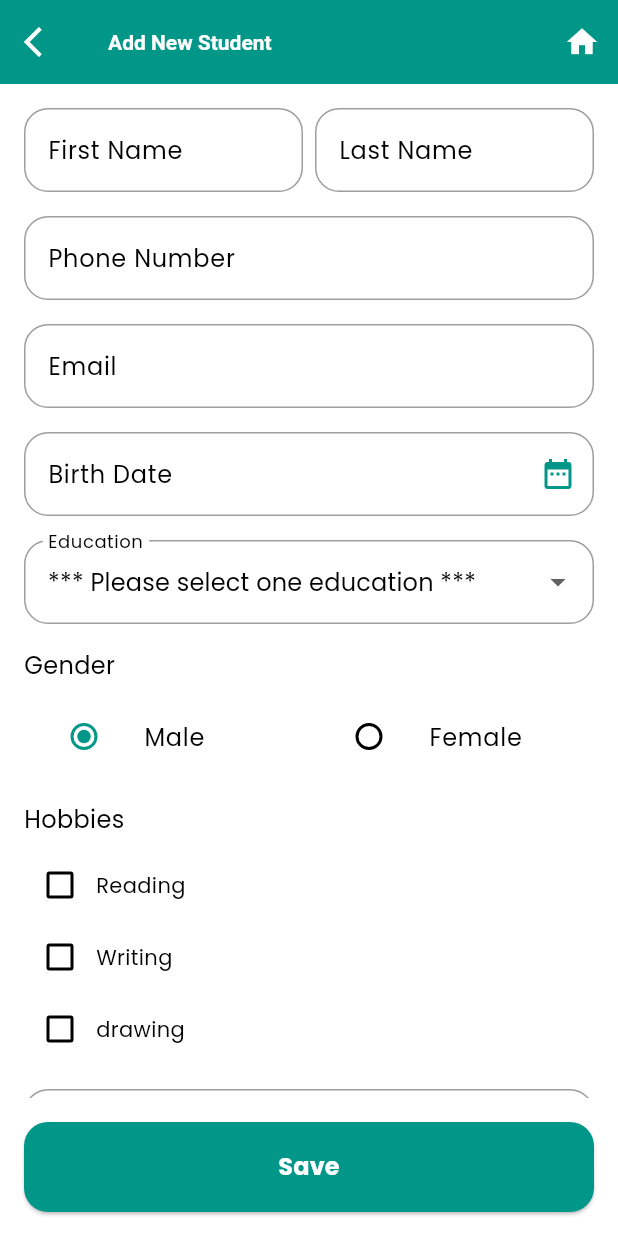
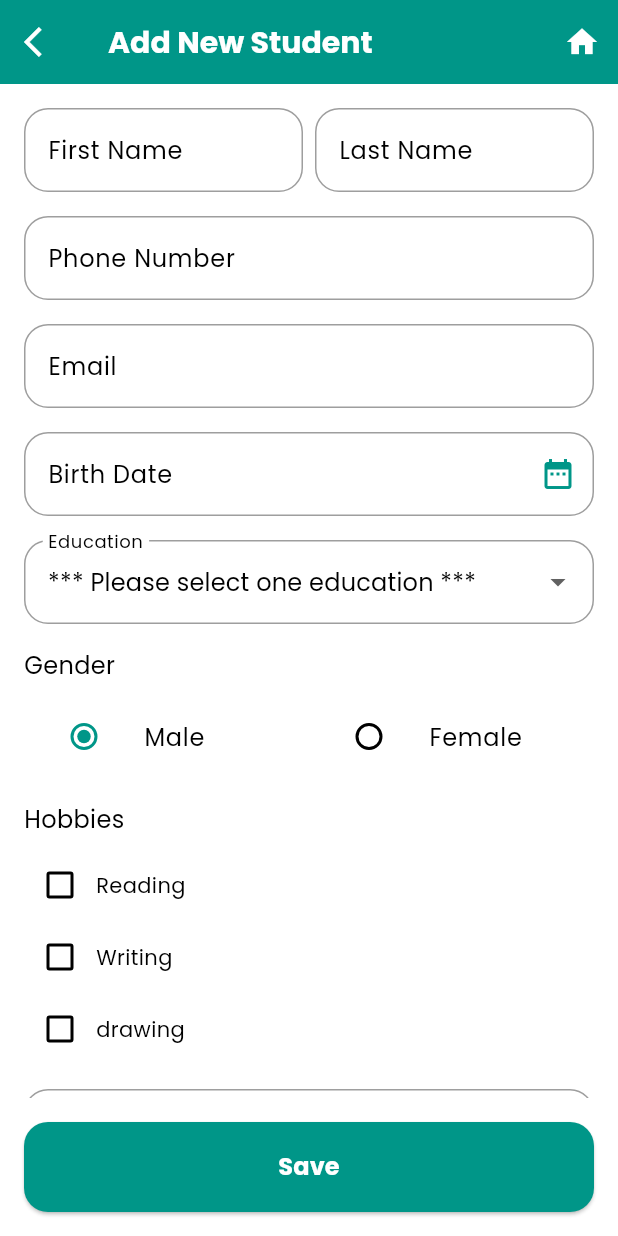
Before and after one commit to dikawardaniTrainer/sekolahku-flutter, a Flutter app: the StudentFormPage screen opened by its route, on a phone screen of 412 x 824 dp. Run offline on Flutter 3.47's test engine with Material 3 defaults, Android fonts, the phone set to English and light mode, and no system bars; our stand-ins replace flutter_native_splash, flutter_slidable, font_awesome_flutter, hexcolor, shared_preferences, sprintf and 1 more; missing offline and left inert: android_intent_plus; accounts and stored records are empty.

Commit message:
Fix things

```diff
--- a/lib/resources/theme_res.dart
+++ b/lib/resources/theme_res.dart
@@ -8,7 +8,7 @@ class ThemeRes {
   static const _iconTheme = IconThemeData(color: ColorRes.tealMat);
   static const _appBarTheme = AppBarTheme(
       color: ColorRes.tealMat,
-      titleTextStyle: TextStyle(color: ColorRes.white, fontWeight: FontWeight.bold),
+      titleTextStyle: TextStyle(color: ColorRes.white, fontWeight: FontWeight.bold, fontSize: DimenRes.size_20, fontFamily: FontRes.poppins),
       iconTheme: IconThemeData(color: ColorRes.white)
   );
   static final _inputBorderRadius = BorderRadius.circular(DimenRes.size_16);
@@ -29,6 +29,7 @@ class ThemeRes {
       appBarTheme: _appBarTheme,
       iconTheme: _iconTheme,
       inputDecorationTheme: _inputDecor,
+      dividerTheme: const DividerThemeData(color: ColorRes.tealMat),
       dividerColor: ColorRes.tealMat,
       colorScheme: ColorScheme.fromSwatch(
           backgroundColor: _bgColor(darkMode),
--- a/lib/widgets/input_date_field.dart
+++ b/lib/widgets/input_date_field.dart
@@ -70,6 +70,9 @@ class InputDateField extends StatelessWidget {
         initialDate = date;
       }
     }
+    if (initialDate.isAfter(maxDatePicker)) {
+      initialDate = maxDatePicker;
+    }
     context.showDatePickerDialog(
         initial: initialDate,
         limitFirstDate: minDatePicker,
```
